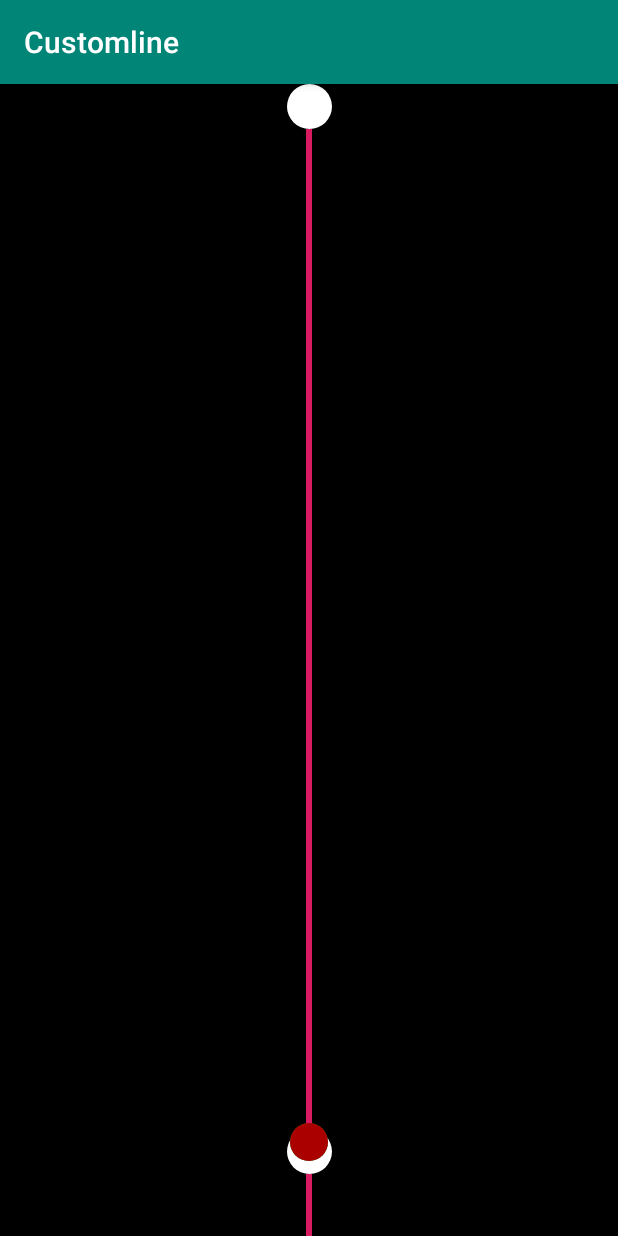
After one commit to namget/animationTest, an Android app: the ScrollActivity screen opened directly, with no data from a screen before it, on a phone screen of 412 x 824 dp. The commit adds this screen. Run offline under Robolectric (Android 15) with nearby library versions, the phone set to English and light mode, and no system bars; our stand-ins replace data binding.

Commit message:
- scrollview형태로 테스트중

```diff
--- a/app/src/main/java/com/namget/customline/BarActivity.kt
+++ /dev/null
@@ -1,15 +0,0 @@
-package com.namget.customline
-
-import android.os.Bundle
-import androidx.appcompat.app.AppCompatActivity
-
-class BarActivity : AppCompatActivity() {
-
-
-    override fun onCreate(savedInstanceState: Bundle?) {
-        super.onCreate(savedInstanceState)
-        setContentView(R.layout.activity_bar)
-
-
-    }
-}
--- a/app/src/main/java/com/namget/customline/SelectActivity.kt
+++ b/app/src/main/java/com/namget/customline/SelectActivity.kt
@@ -3,6 +3,11 @@ package com.namget.customline
 import android.content.Intent
 import android.os.Bundle
 import androidx.appcompat.app.AppCompatActivity
+import com.namget.customline.gradation.GradationActivity
+import com.namget.customline.line.LineActivity
+import com.namget.customline.main.MainActivity
+import com.namget.customline.scroll.ScrollActivity
+import com.namget.customline.seekbar.SeekbarActivity
 import kotlinx.android.synthetic.main.activity_select.*
 
 class SelectActivity : AppCompatActivity() {
@@ -31,6 +36,10 @@ class SelectActivity : AppCompatActivity() {
             val intent = Intent(this, LineActivity::class.java)
             startActivity(intent)
         }
+        startScroll.setOnClickListener {
+            val intent = Intent(this, ScrollActivity::class.java)
+            startActivity(intent)
+        }
 
 
     }
--- a/app/src/main/java/com/namget/customline/data/LineData.kt
+++ b/app/src/main/java/com/namget/customline/data/LineData.kt
@@ -2,17 +2,20 @@ package com.namget.customline.data
 
 interface LineItemInterface {
     val destination: String
+    var distance: Int
 }
 
 data class LineData(
     override val destination: String,
-    val distance: Int = 1000
+    override var distance: Int = 1000
 ) : LineItemInterface
 
 data class CurrentData(
-    override val destination: String
+    override val destination: String,
+    override var distance: Int = 1000
 ) : LineItemInterface
 
 data class destinData(
-    override val destination: String
+    override val destination: String,
+    override var distance: Int = 1000
 ) : LineItemInterface
--- a/app/src/main/java/com/namget/customline/GradationActivity.kt
+++ b/app/src/main/java/com/namget/customline/gradation/GradationActivity.kt
@@ -1,4 +1,4 @@
-package com.namget.customline
+package com.namget.customline.gradation
 
 import android.os.Bundle
 import android.util.Log
@@ -8,6 +8,7 @@ import android.view.ViewGroup
 import android.widget.LinearLayout
 import androidx.appcompat.app.AppCompatActivity
 import androidx.core.content.ContextCompat
+import com.namget.customline.R
 import kotlinx.android.synthetic.main.activity_gradient.*
 
 
--- a/app/src/main/java/com/namget/customline/LineActivity.kt
+++ b/app/src/main/java/com/namget/customline/line/LineActivity.kt
@@ -1,4 +1,4 @@
-package com.namget.customline
+package com.namget.customline.line
 
 import android.os.Bundle
 import android.view.View
@@ -7,6 +7,7 @@ import android.view.animation.AnimationUtils
 import androidx.appcompat.app.AppCompatActivity
 import androidx.recyclerview.widget.LinearLayoutManager
 import androidx.recyclerview.widget.RecyclerView
+import com.namget.customline.R
 import com.namget.customline.data.LineData
 import com.namget.customline.data.LineItemInterface
 import com.namget.customline.data.destinData
--- a/app/src/main/java/com/namget/customline/LineAdapter2.kt
+++ b/app/src/main/java/com/namget/customline/line/LineAdapter2.kt
@@ -1,4 +1,4 @@
-package com.namget.customline
+package com.namget.customline.line
 
 import android.os.Handler
 import android.util.Log
@@ -6,6 +6,7 @@ import android.view.LayoutInflater
 import android.view.ViewGroup
 import androidx.databinding.DataBindingUtil
 import androidx.recyclerview.widget.RecyclerView
+import com.namget.customline.R
 import com.namget.customline.data.CurrentData
 import com.namget.customline.data.LineData
 import com.namget.customline.data.LineItemInterface
@@ -28,7 +29,8 @@ class LineAdapter2(val lineItem: MutableList<LineItemInterface>) :
         fun changeLength()
     }
 
-    class LineHolder(val view: ItemLineBinding) : RecyclerView.ViewHolder(view.root), ViewHolderInf {
+    class LineHolder(val view: ItemLineBinding) : RecyclerView.ViewHolder(view.root),
+        ViewHolderInf {
         var distance = 0
         val distanceMinus = 10
 
@@ -97,7 +99,7 @@ class LineAdapter2(val lineItem: MutableList<LineItemInterface>) :
                     parent,
                     false
                 )
-                return LineAdapter2.LineHolder(view)
+                return LineHolder(view)
             }
             TYPE_DESTIN_DOT -> {
                 val view: ItemDestionationDotBinding = DataBindingUtil.inflate(
@@ -106,7 +108,7 @@ class LineAdapter2(val lineItem: MutableList<LineItemInterface>) :
                     parent,
                     false
                 )
-                return LineAdapter2.DetinationDotHolder(view)
+                return DetinationDotHolder(view)
 
             }
             else -> {
--- a/app/src/main/java/com/namget/customline/MainActivity.kt
+++ b/app/src/main/java/com/namget/customline/main/MainActivity.kt
@@ -1,9 +1,11 @@
-package com.namget.customline
+package com.namget.customline.main
 
 import android.os.Bundle
 import androidx.appcompat.app.AppCompatActivity
 import androidx.recyclerview.widget.LinearLayoutManager
 import androidx.recyclerview.widget.RecyclerView
+import com.namget.customline.LineAdapter
+import com.namget.customline.R
 import com.namget.customline.data.CurrentData
 import com.namget.customline.data.LineData
 import com.namget.customline.data.LineItemInterface
--- /dev/null
+++ b/app/src/main/java/com/namget/customline/scroll/ScrollActivity.kt
@@ -0,0 +1,111 @@
+package com.namget.customline.scroll
+
+import android.os.Bundle
+import android.os.Handler
+import android.util.Log
+import android.view.LayoutInflater
+import android.view.View
+import android.view.ViewGroup
+import android.view.animation.Animation
+import android.view.animation.AnimationUtils
+import android.widget.LinearLayout
+import androidx.appcompat.app.AppCompatActivity
+import com.namget.customline.R
+import com.namget.customline.data.LineData
+import com.namget.customline.data.LineItemInterface
+import com.namget.customline.data.destinData
+import kotlinx.android.synthetic.main.activity_scroll.*
+import kotlinx.android.synthetic.main.item_current_dot2.*
+import kotlinx.android.synthetic.main.item_destionation_dot.view.*
+import kotlinx.android.synthetic.main.item_line.view.*
+
+class ScrollActivity : AppCompatActivity() {
+
+    val lineList: MutableList<LineItemInterface> = arrayListOf()
+    var currentPosition = 0
+    val MINUS_DISTANCE = 10
+
+
+    override fun onCreate(savedInstanceState: Bundle?) {
+        super.onCreate(savedInstanceState)
+        setContentView(R.layout.activity_scroll)
+        init()
+        initView()
+        currentDotAnimate()
+    }
+
+    fun init() {
+        lineList.add(destinData(""))
+        lineList.add(LineData("", 1000))
+        lineList.add(destinData(""))
+        lineList.add(LineData("", 2000))
+        lineList.add(destinData(""))
+        lineList.add(LineData("", 100))
+    }
+
+    fun initView() {
+        for (i in lineList) {
+            if (i is LineData)
+                scrollNestedLinear.addView(createLineView(i.distance))
+            if (i is destinData)
+                scrollNestedLinear.addView(destinationView())
+        }
+        changeLength(lineList.size - currentPosition - 1, MINUS_DISTANCE)
+    }
+
+    /**
+     * disTanceMinus or leftDistance
+     */
+    fun changeLength(position: Int, distanceMinus: Int) {
+        val handler = Handler().postDelayed(
+            Runnable {
+                if (currentPosition < lineList.size) {
+                    val data = lineList.get(position)
+                    var distance = data.distance
+                    if (distance - distanceMinus > 0) {
+                        distance -= distanceMinus
+                        data.distance = distance
+                        Log.e("test", "distance ${distance}")
+                        val view = scrollNestedLinear.getChildAt(position)
+                        if (data is LineData) {
+                            view.lineLayout.layoutParams.height = distance
+                            view.lineLayout.requestLayout()
+                        } else if (data is destinData) {
+                            view.itemDestinLayout.layoutParams.height = distance
+                            view.itemDestinLayout.requestLayout()
+                        }
+                    } else {
+                        currentPosition++
+                    }
+                    changeLength(lineList.size - currentPosition - 1, MINUS_DISTANCE)
+                }
+            }, 1000
+        )
+    }
+
+    fun createLineView(distance: Int): View = LayoutInflater.from(this).inflate(R.layout.item_line, null).apply {
+        layoutParams = ViewGroup.LayoutParams(LinearLayout.LayoutParams.MATCH_PARENT, distance)
+    }
+
+
+    fun destinationView(): View = LayoutInflater.from(this).inflate(R.layout.item_destionation_dot, null).apply {
+        layoutParams =
+            ViewGroup.LayoutParams(LinearLayout.LayoutParams.MATCH_PARENT, LinearLayout.LayoutParams.MATCH_PARENT)
+    }
+
+
+    fun currentDotAnimate() {
+        val anim = AnimationUtils.loadAnimation(this, R.anim.scale_anim).apply {
+            repeatCount = Animation.INFINITE
+            repeatMode = Animation.REVERSE
+        }
+        val anim2 = AnimationUtils.loadAnimation(this, R.anim.scale_anim2).apply {
+            repeatCount = Animation.INFINITE
+            repeatMode = Animation.REVERSE
+        }
+        currentDot2.startAnimation(anim)
+        currentDot3.startAnimation(anim2)
+    }
+
+
+}
--- a/app/src/main/java/com/namget/customline/SeekbarActivity.kt
+++ b/app/src/main/java/com/namget/customline/seekbar/SeekbarActivity.kt
@@ -1,8 +1,9 @@
-package com.namget.customline
+package com.namget.customline.seekbar
 
 import android.os.Bundle
 import android.widget.SeekBar
 import androidx.appcompat.app.AppCompatActivity
+import com.namget.customline.R
 import kotlinx.android.synthetic.main.activity_seekbar.*
 
 class SeekbarActivity : AppCompatActivity() {
--- a/app/src/main/res/layout/activity_main.xml
+++ b/app/src/main/res/layout/activity_main.xml
@@ -5,7 +5,7 @@
         xmlns:app="http://schemas.android.com/apk/res-auto"
         android:layout_width="match_parent"
         android:layout_height="match_parent"
-        tools:context=".MainActivity">
+        tools:context=".main.MainActivity">
 
     <androidx.recyclerview.widget.RecyclerView
             android:id="@+id/mRecyclerView"
--- /dev/null
+++ b/app/src/main/res/layout/activity_scroll.xml
@@ -0,0 +1,38 @@
+<?xml version="1.0" encoding="utf-8"?>
+<layout
+        xmlns:android="http://schemas.android.com/apk/res/android"
+        xmlns:app="http://schemas.android.com/apk/res-auto">
+    <data>
+
+    </data>
+    <androidx.constraintlayout.widget.ConstraintLayout
+            android:orientation="vertical"
+            android:layout_width="match_parent"
+            android:layout_height="match_parent">
+
+        <ScrollView
+                android:id="@+id/scrollMainView"
+                android:layout_width="match_parent"
+                android:layout_height="match_parent">
+            <LinearLayout
+                    android:orientation="vertical"
+                    android:id="@+id/scrollNestedLinear"
+                    android:layout_width="match_parent"
+                    android:layout_height="wrap_content">
+            </LinearLayout>
+        </ScrollView>
+
+        <LinearLayout android:layout_width="match_parent"
+                      android:layout_height="wrap_content"
+                      app:layout_constraintLeft_toLeftOf="parent"
+                      app:layout_constraintRight_toRightOf="parent"
+                      app:layout_constraintBottom_toBottomOf="parent"
+                      android:layout_marginBottom="40dp">
+            <include
+                    android:id="@+id/myDot"
+                    layout="@layout/item_current_dot2">
+            </include>
+        </LinearLayout>
+
+    </androidx.constraintlayout.widget.ConstraintLayout>
+</layout>
--- a/app/src/main/res/layout/activity_select.xml
+++ b/app/src/main/res/layout/activity_select.xml
@@ -28,4 +28,10 @@
             android:layout_width="wrap_content"
             android:layout_height="wrap_content"/>
 
+    <Button
+            android:text="startScroll"
+            android:id="@+id/startScroll"
+            android:layout_width="wrap_content"
+            android:layout_height="wrap_content"/>
+
 </LinearLayout>
```
Also changed, not shown: app/src/main/AndroidManifest.xml (+6 -4 lines).
